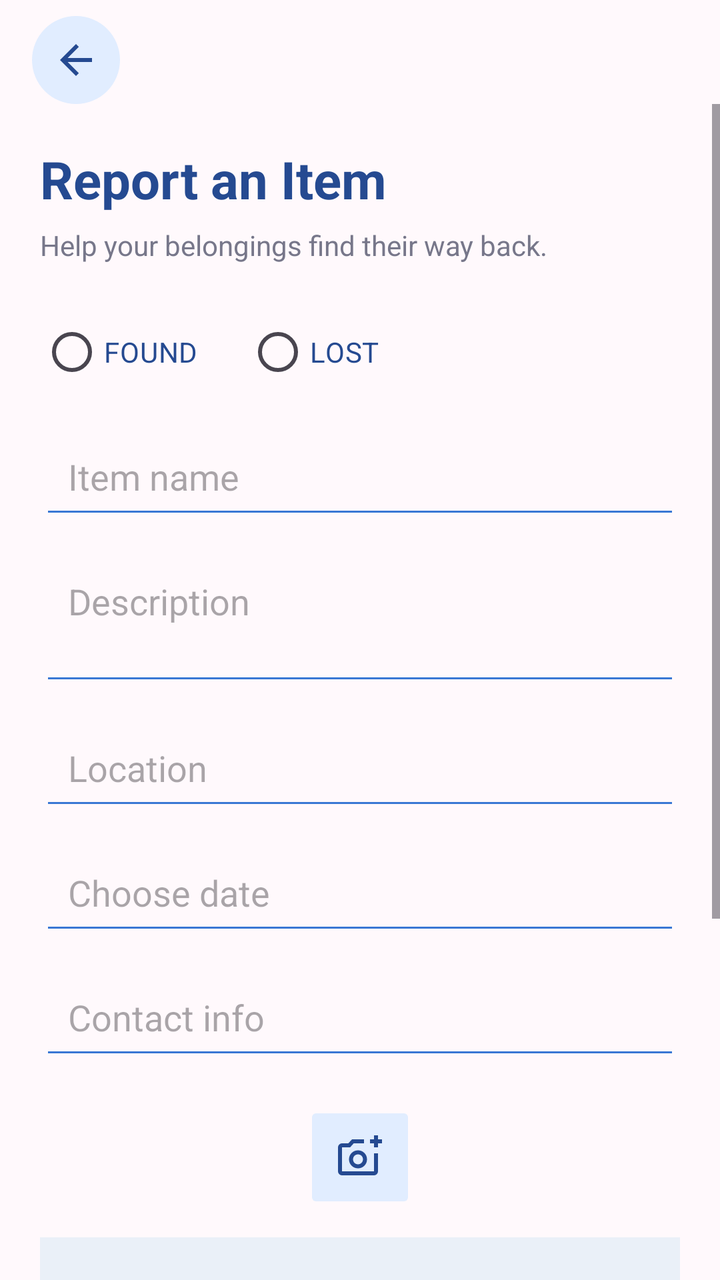
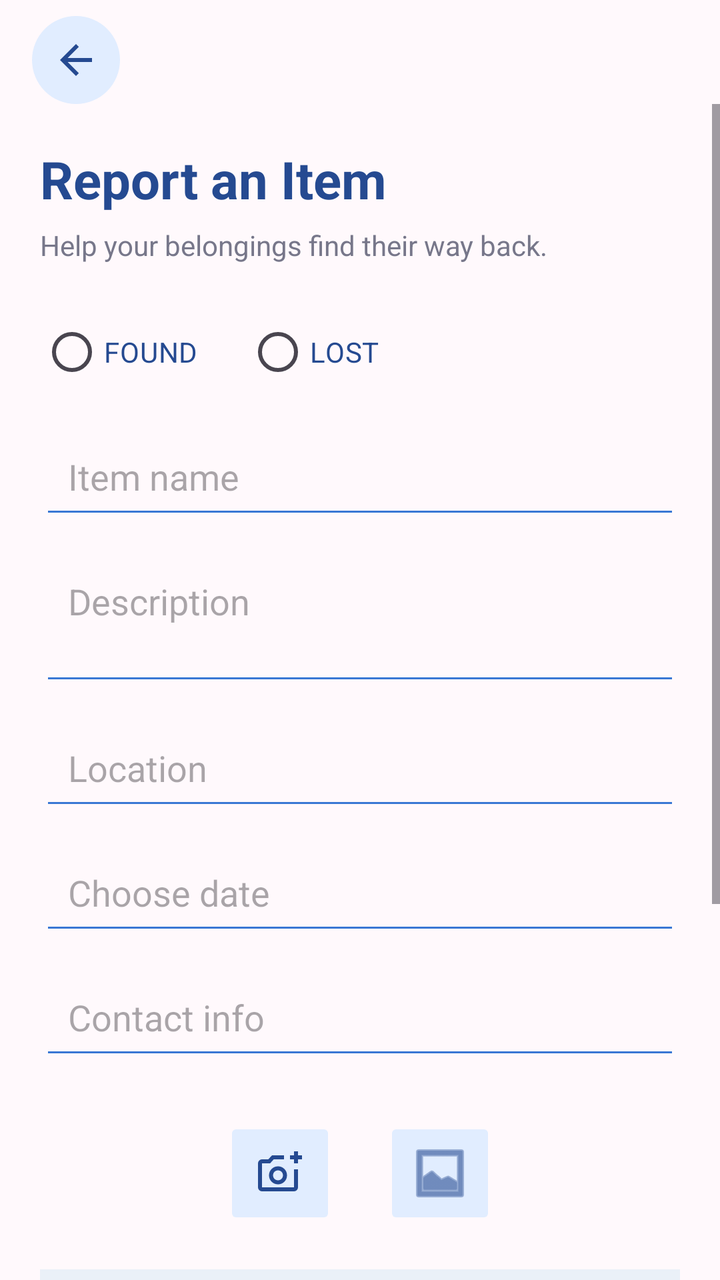

An Android layout rendered at two revisions. The XML below is the earlier revision; the diff shows what the commit changed to produce the second picture.
<!-- AndroidManifest.xml: application theme Theme.MyApplication -->
<!-- res/layout/activity_items.xml -->
<?xml version="1.0" encoding="utf-8"?>
<androidx.appcompat.widget.LinearLayoutCompat
    xmlns:android="http://schemas.android.com/apk/res/android"
    xmlns:app="http://schemas.android.com/apk/res-auto"
    android:id="@+id/main"
    android:layout_width="match_parent"
    android:layout_height="match_parent"
    android:orientation="vertical"
    android:background="#FFF9FC">
    <ImageButton
        android:id="@+id/back_btn"
        android:layout_width="44dp"
        android:layout_height="44dp"
        android:layout_marginStart="16dp"
        android:layout_marginTop="8dp"
        android:background="@drawable/bg_back_button"
        android:contentDescription="Back"
        android:padding="10dp"
        android:scaleType="centerInside"
        android:src="@drawable/ic_arrow_back_blue"
        />

    <ScrollView
        android:layout_width="match_parent"
        android:layout_height="0dp"
        android:layout_weight="1"
        android:fillViewport="true">

        <androidx.appcompat.widget.LinearLayoutCompat
            android:layout_width="match_parent"
            android:layout_height="wrap_content"
            android:orientation="vertical"
            android:padding="20dp">

            <TextView
                android:layout_width="match_parent"
                android:layout_height="wrap_content"
                android:text="Report an Item"
                android:textColor="#254A91"
                android:textSize="26sp"
                android:textStyle="bold"
                android:layout_marginBottom="6dp"/>

            <TextView
                android:layout_width="match_parent"
                android:layout_height="wrap_content"
                android:text="Help your belongings find their way back."
                android:textColor="#77778A"
                android:textSize="14sp"
                android:layout_marginBottom="20dp"/>

            <RadioGroup
                android:id="@+id/item_type_group"
                android:layout_width="match_parent"
                android:layout_height="wrap_content"
                android:orientation="horizontal"
                android:layout_marginBottom="12dp">

                <RadioButton
                    android:id="@+id/found_btn"
                    android:layout_width="wrap_content"
                    android:layout_height="wrap_content"
                    android:text="FOUND"
                    android:textColor="#254A91"/>

                <RadioButton
                    android:id="@+id/lost_btn"
                    android:layout_width="wrap_content"
                    android:layout_height="wrap_content"
                    android:text="LOST"
                    android:textColor="#254A91"
                    android:layout_marginStart="24dp"/>
            </RadioGroup>

            <EditText
                android:id="@+id/etname"
                android:layout_width="match_parent"
                android:layout_height="wrap_content"
                android:hint="Item name"
                android:inputType="textCapSentences"
                android:padding="14dp"
                android:layout_marginBottom="10dp"
                android:backgroundTint="#3978D4"/>

            <EditText
                android:id="@+id/etdescription"
                android:layout_width="match_parent"
                android:layout_height="wrap_content"
                android:hint="Description"
                android:inputType="textCapSentences|textMultiLine"
                android:minLines="2"
                android:gravity="top"
                android:padding="14dp"
                android:layout_marginBottom="10dp"
                android:backgroundTint="#3978D4"/>

            <EditText
                android:id="@+id/et_location"
                android:layout_width="match_parent"
                android:layout_height="wrap_content"
                android:hint="Location"
                android:inputType="textCapSentences"
                android:padding="14dp"
                android:layout_marginBottom="10dp"
                android:backgroundTint="#3978D4"/>

            <EditText
                android:id="@+id/et_date"
                android:layout_width="match_parent"
                android:layout_height="wrap_content"
                android:hint="Choose date"
                android:focusable="false"
                android:clickable="true"
                android:inputType="none"
                android:cursorVisible="false"
                android:padding="14dp"
                android:layout_marginBottom="10dp"
                android:backgroundTint="#3978D4"/>

            <EditText
                android:id="@+id/et_number"
                android:layout_width="match_parent"
                android:layout_height="wrap_content"
                android:hint="Contact info"
                android:inputType="phone"
                android:padding="14dp"
                android:layout_marginBottom="16dp"
                android:backgroundTint="#3978D4"/>

            <ImageButton
                android:id="@+id/imageButton"
                android:layout_width="56dp"
                android:layout_height="56dp"
                android:layout_gravity="center_horizontal"
                android:contentDescription="Take item photo"
                android:src="@drawable/outline_add_a_photo_24"
                android:backgroundTint="#E1EDFF"
                app:tint="#254A91"
                android:scaleType="centerInside"
                android:padding="12dp"/>

            <ImageView
                android:id="@+id/imageView"
                android:layout_width="match_parent"
                android:layout_height="190dp"
                android:layout_marginTop="12dp"
                android:layout_marginBottom="18dp"
                android:scaleType="centerCrop"
                android:contentDescription="Selected item photo"
                android:background="#EAF0F8"/>

            <Button
                android:id="@+id/save_btn"
                android:layout_width="wrap_content"
                android:layout_height="54dp"
                android:text="Save Item"
                android:textColor="#FFFFFF"
                android:textStyle="bold"
                android:layout_gravity="center"
                android:backgroundTint="#2878D0"/>

        </androidx.appcompat.widget.LinearLayoutCompat>
    </ScrollView>

</androidx.appcompat.widget.LinearLayoutCompat>
<!-- resources referenced by this layout -->
<resources>
  <!-- drawable bg_back_button (drawable) -->
  <ripple xmlns:android="http://schemas.android.com/apk/res/android"
      android:color="#30254A91">
      <item>
          <shape android:shape="oval">
              <solid android:color="#E1EDFF" />
          </shape>
      </item>
  </ripple>
  <!-- drawable ic_arrow_back_blue (drawable) -->
  <vector xmlns:android="http://schemas.android.com/apk/res/android"
      android:width="24dp"
      android:height="24dp"
      android:viewportWidth="24"
      android:viewportHeight="24">
      <path
          android:fillColor="#254A91"
          android:pathData="M20,11H7.83l5.59,-5.59L12,4l-8,8 8,8 1.41,-1.41L7.83,13H20v-2z" />
  </vector>
  <!-- drawable outline_add_a_photo_24 (drawable) -->
  <vector xmlns:android="http://schemas.android.com/apk/res/android" android:height="24dp" android:tint="#000000" android:viewportHeight="960" android:viewportWidth="960" android:width="24dp">
        
      <path android:fillColor="@android:color/white" android:pathData="M440,520L440,520L440,520L440,520L440,520L440,520Q440,520 440,520Q440,520 440,520L440,520Q440,520 440,520Q440,520 440,520L440,520Q440,520 440,520Q440,520 440,520L440,520L440,520ZM120,840Q87,840 63.5,816.5Q40,793 40,760L40,280Q40,247 63.5,223.5Q87,200 120,200L246,200L320,120L560,120L560,200L355,200L282,280L120,280Q120,280 120,280Q120,280 120,280L120,760Q120,760 120,760Q120,760 120,760L760,760Q760,760 760,760Q760,760 760,760L760,400L840,400L840,760Q840,793 816.5,816.5Q793,840 760,840L120,840ZM760,280L760,200L680,200L680,120L760,120L760,40L840,40L840,120L920,120L920,200L840,200L840,280L760,280ZM440,700Q515,700 567.5,647.5Q620,595 620,520Q620,445 567.5,392.5Q515,340 440,340Q365,340 312.5,392.5Q260,445 260,520Q260,595 312.5,647.5Q365,700 440,700ZM440,620Q398,620 369,591Q340,562 340,520Q340,478 369,449Q398,420 440,420Q482,420 511,449Q540,478 540,520Q540,562 511,591Q482,620 440,620Z"/>
      
  </vector>
  <style name="Theme.MyApplication" parent="Base.Theme.MyApplication" />
  <style name="Base.Theme.MyApplication" parent="Theme.Material3.DayNight.NoActionBar">
          
          
      </style>
</resources>

<!-- the commit's change to res/layout/activity_items.xml (unified diff, before → after) -->
@@ -127,17 +127,36 @@
                 android:layout_marginBottom="16dp"
                 android:backgroundTint="#3978D4"/>
 
-            <ImageButton
-                android:id="@+id/imageButton"
-                android:layout_width="56dp"
-                android:layout_height="56dp"
-                android:layout_gravity="center_horizontal"
-                android:contentDescription="Take item photo"
-                android:src="@drawable/outline_add_a_photo_24"
-                android:backgroundTint="#E1EDFF"
-                app:tint="#254A91"
-                android:scaleType="centerInside"
-                android:padding="12dp"/>
+            <LinearLayout
+                android:layout_width="match_parent"
+                android:layout_height="wrap_content"
+                android:orientation="horizontal"
+                android:gravity="center"
+                android:layout_marginTop="8dp"
+                android:layout_marginBottom="8dp">
+                <ImageButton
+                    android:id="@+id/imageButton"
+                    android:layout_width="56dp"
+                    android:layout_height="56dp"
+                    android:contentDescription="Take item photo"
+                    android:src="@drawable/outline_add_a_photo_24"
+                    android:backgroundTint="#E1EDFF"
+                    app:tint="#254A91"
+                    android:scaleType="centerInside"
+                    android:padding="12dp" />
+                <ImageButton
+                    android:id="@+id/gallery_btn"
+                    android:layout_width="56dp"
+                    android:layout_height="56dp"
+                    android:layout_marginStart="24dp"
+                    android:src="@android:drawable/ic_menu_gallery"
+                    android:contentDescription="Choose from gallery"
+                    android:backgroundTint="#E1EDFF"
+                    app:tint="#254A91"
+                    android:scaleType="centerInside"
+                    android:padding="12dp" />
+
+            </LinearLayout>
 
             <ImageView
                 android:id="@+id/imageView"
